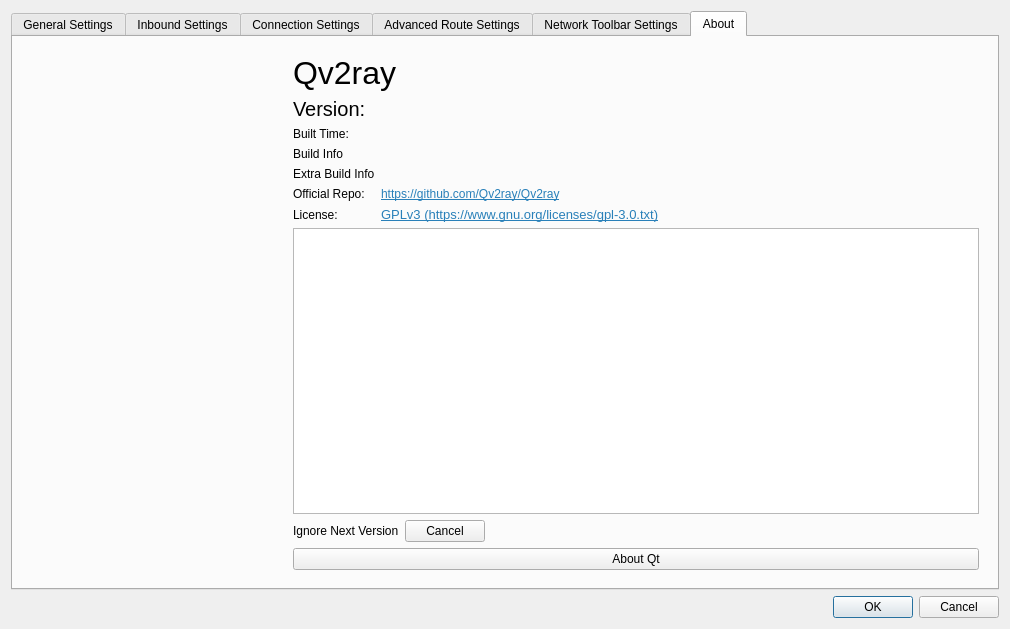
Old version of the form src/ui/w_PreferencesWindow.ui in the repository Qv2ray/Qv2ray.
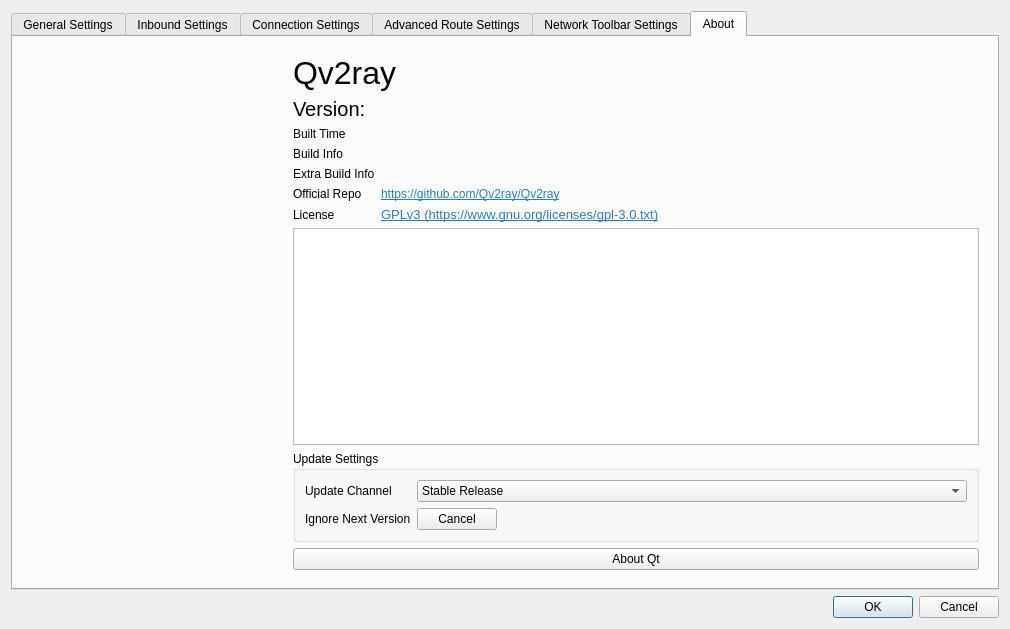
New version of the form. The open tabs and pages were chosen to show the change. Icons and pictures are not drawn.

Commit message: change: introducing new release/update checker model

```diff
--- a/src/ui/w_PreferencesWindow.ui
+++ b/src/ui/w_PreferencesWindow.ui
@@ -1769,14 +1769,14 @@
             <item row="4" column="0">
              <widget class="QLabel" name="label_29">
               <property name="text">
-               <string>License:</string>
+               <string>License</string>
               </property>
              </widget>
             </item>
             <item row="3" column="0">
              <widget class="QLabel" name="label_27">
               <property name="text">
-               <string>Official Repo:</string>
+               <string>Official Repo</string>
               </property>
              </widget>
             </item>
@@ -1832,7 +1832,7 @@
             <item row="0" column="0">
              <widget class="QLabel" name="label_26">
               <property name="text">
-               <string>Built Time:</string>
+               <string>Built Time</string>
               </property>
              </widget>
             </item>
@@ -1893,14 +1893,27 @@
            </widget>
           </item>
           <item>
-           <layout class="QHBoxLayout" name="horizontalLayout_10">
-            <item>
+           <widget class="QGroupBox" name="updateSettingsGroupBox">
+            <property name="title">
+             <string>Update Settings</string>
+            </property>
+            <layout class="QFormLayout" name="formLayout_5">
+             <item row="0" column="0">
+              <widget class="QLabel" name="label_81">
+               <property name="text">
+                <string>Update Channel</string>
+               </property>
+              </widget>
+             </item>
+             <item row="1" column="0">
              <widget class="QLabel" name="label_23">
               <property name="text">
                <string>Ignore Next Version</string>
               </property>
              </widget>
             </item>
+             <item row="1" column="1">
+              <layout class="QHBoxLayout" name="horizontalLayout_10" stretch="0,1">
             <item>
              <widget class="QPushButton" name="cancelIgnoreVersionBtn">
               <property name="text">
@@ -1921,20 +1934,24 @@
               </property>
              </widget>
             </item>
+              </layout>
+             </item>
+             <item row="0" column="1">
+              <widget class="QComboBox" name="updateChannelCombo">
             <item>
-             <spacer name="horizontalSpacer_4">
-              <property name="orientation">
-               <enum>Qt::Horizontal</enum>
-              </property>
-              <property name="sizeHint" stdset="0">
-               <size>
-                <width>40</width>
-                <height>20</height>
-               </size>
-              </property>
-             </spacer>
-            </item>
-           </layout>
+                <property name="text">
+                 <string>Stable Release</string>
+                </property>
+               </item>
+               <item>
+                <property name="text">
+                 <string>Testing</string>
+                </property>
+               </item>
+              </widget>
+             </item>
+            </layout>
+           </widget>
           </item>
           <item>
            <widget class="QPushButton" name="aboutQt">
```
Lines whose indentation alone changed are shown as unchanged. The commit also changes 11 other files.
